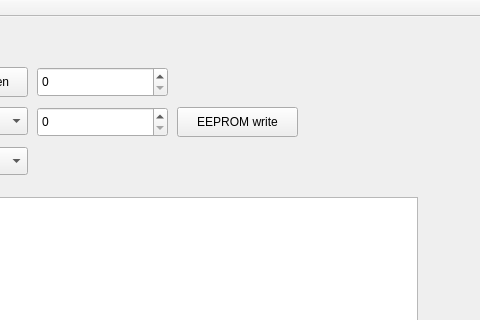
This is src/mainwindow.ui in sme-gmbh/ebmBusTester as Qt 5 draws it before an edit; both pictures show x 593 to 1073 and y 0 to 320 of the 1073 by 741 pixel window. The edited form follows.
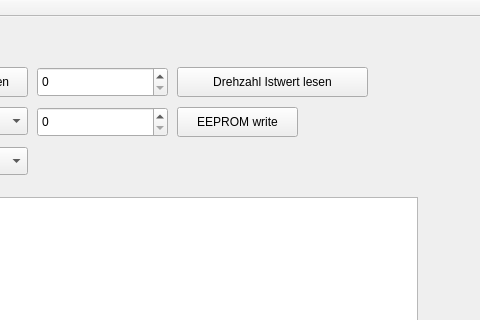
This is the edited form.

Commit message: Implemented button to read actual speed.

```diff
--- a/src/mainwindow.ui
+++ b/src/mainwindow.ui
@@ -647,6 +647,19 @@
      </rect>
     </property>
    </widget>
+   <widget class="QPushButton" name="pushButton_getActualSpeed">
+    <property name="geometry">
+     <rect>
+      <x>770</x>
+      <y>50</y>
+      <width>191</width>
+      <height>30</height>
+     </rect>
+    </property>
+    <property name="text">
+     <string>Drehzahl Istwert lesen</string>
+    </property>
+   </widget>
   </widget>
   <widget class="QMenuBar" name="menuBar">
    <property name="geometry">
```
The commit also changes 2 other files.
